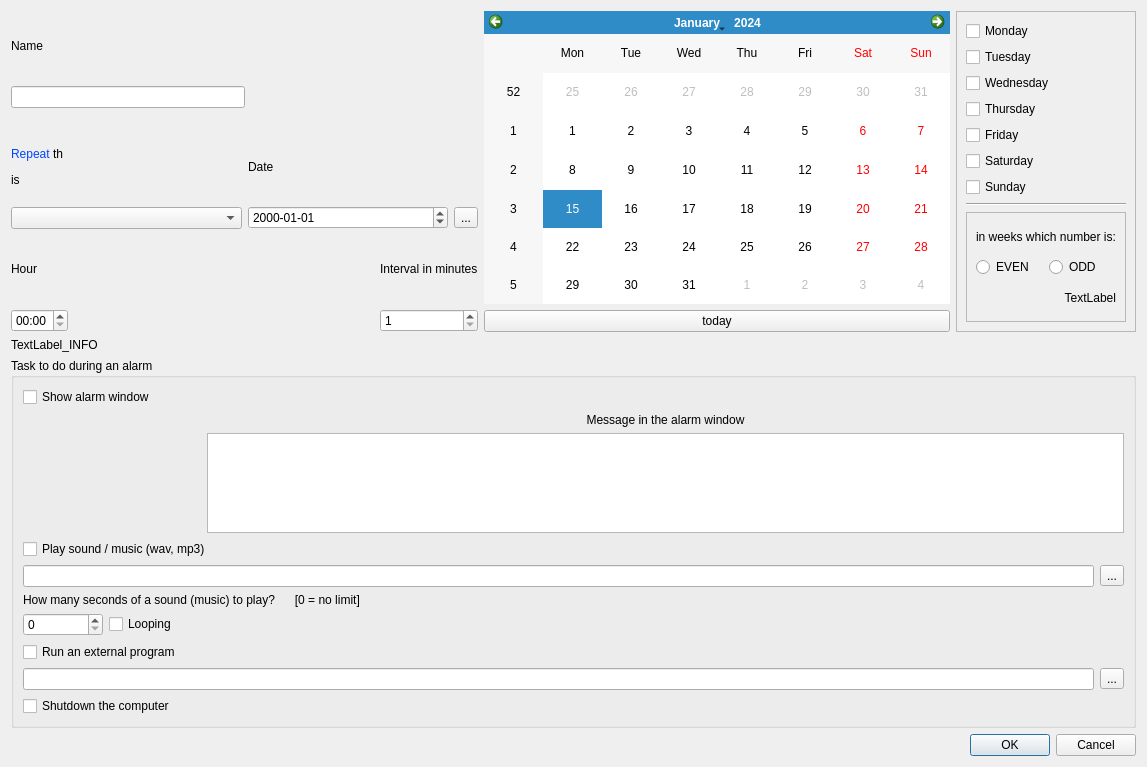
Above: tedytor_alarmow_dlg.ui from jgrebosz/zegar before the change. Below: the same form after it.
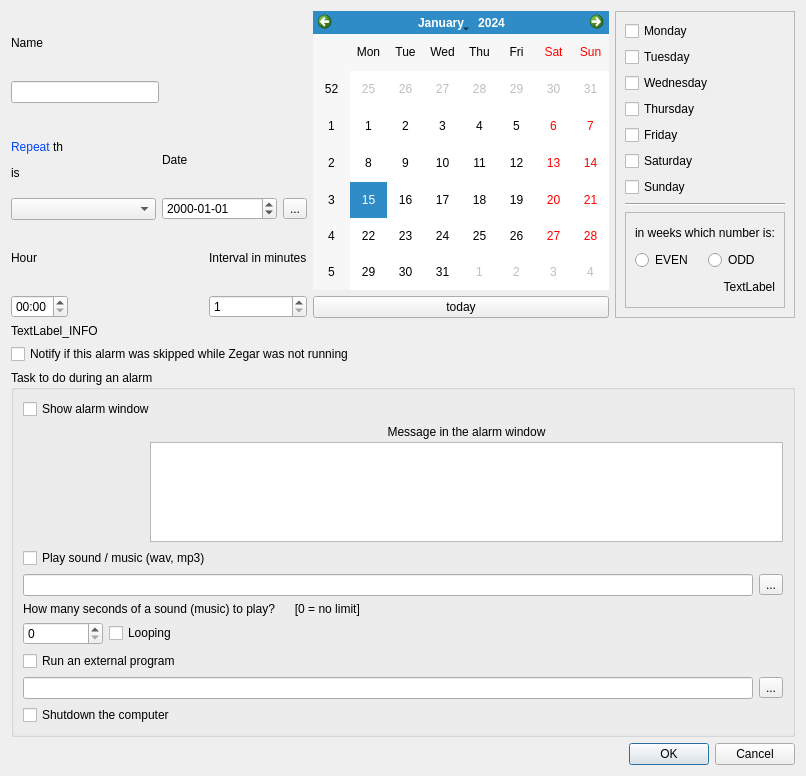
That is the form after the change.

Commit message: 1. zmiana qmake na cmake. 2. Zgłaszanie przeskoczonych alarmow

The edit to the form file:
```diff
--- a/tedytor_alarmow_dlg.ui
+++ b/tedytor_alarmow_dlg.ui
@@ -6,8 +6,8 @@
    <rect>
     <x>0</x>
     <y>0</y>
-    <width>1147</width>
-    <height>767</height>
+    <width>806</width>
+    <height>776</height>
    </rect>
   </property>
   <property name="maximumSize">
@@ -336,6 +336,13 @@
      </property>
     </widget>
    </item>
+   <item>
+    <widget class="QCheckBox" name="checkBox_skipped_alarms">
+     <property name="text">
+      <string>Notify if this alarm was skipped while Zegar was not running</string>
+     </property>
+    </widget>
+   </item>
    <item>
     <widget class="QGroupBox" name="groupBox">
      <property name="title">
@@ -351,6 +358,9 @@
       </item>
       <item>
        <layout class="QHBoxLayout" name="horizontalLayout_2" stretch="1,5">
+        <property name="spacing">
+         <number>6</number>
+        </property>
         <item>
          <spacer name="horizontalSpacer">
           <property name="orientation">
@@ -366,6 +376,9 @@
         </item>
         <item>
          <layout class="QVBoxLayout" name="verticalLayout_6">
+          <property name="spacing">
+           <number>3</number>
+          </property>
           <item>
            <widget class="QLabel" name="label_5">
             <property name="text">
```
Left out of the diff: 6 changed lines with no effect on the pictures. The commit also changes 10 other files.
